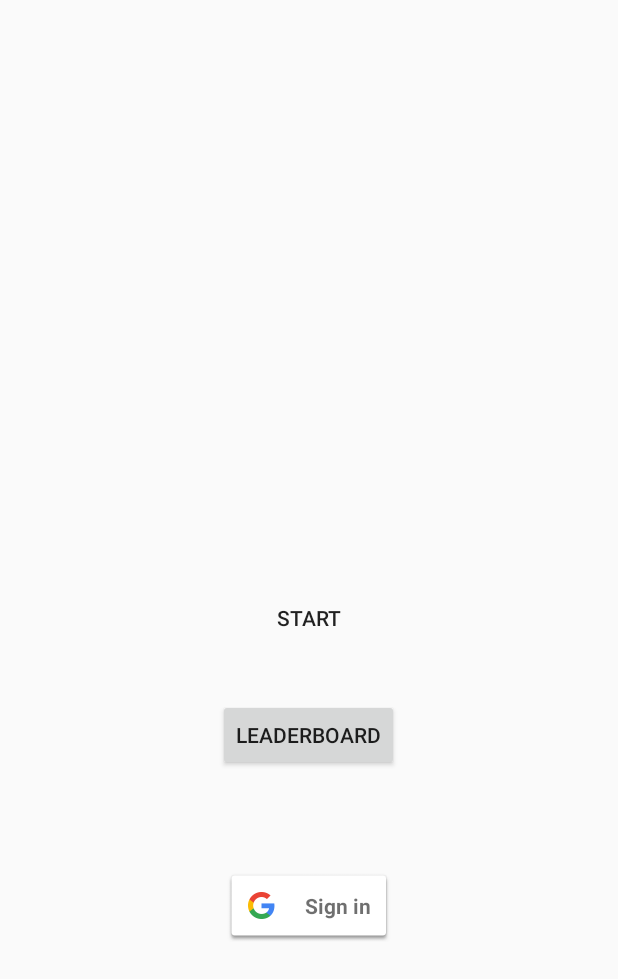
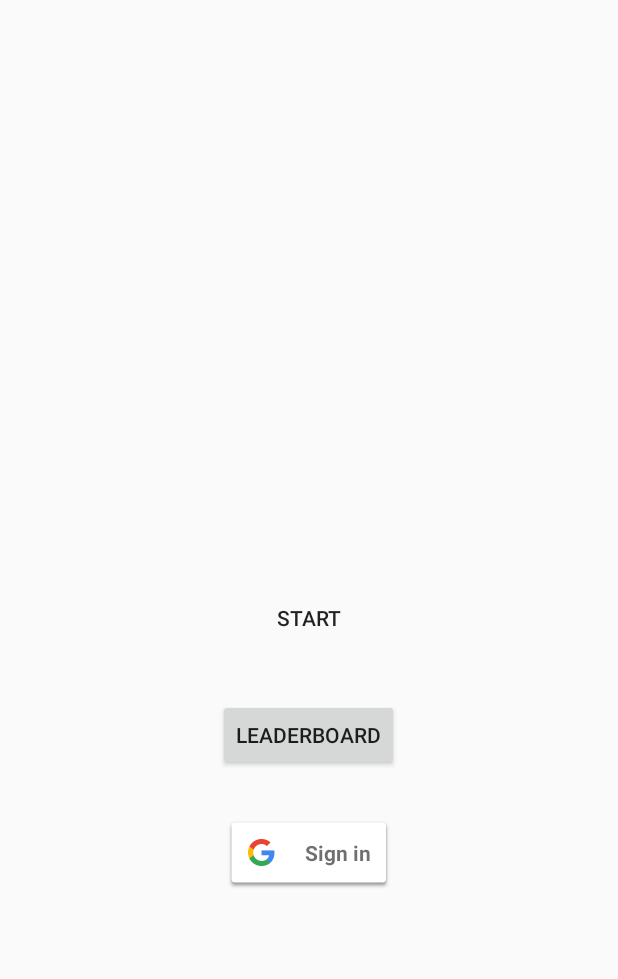
Before and after one commit to Ehtram/RollerBall, an Android app: the layout activity_menu.xml on its own in the app's theme, with its tools: preview values and no code run, on a phone screen of 412 x 824 dp. Shown: the top 979 px of the screen. Run offline under Robolectric (Android 15) with nearby library versions, the phone set to English and light mode, and no system bars.

Commit message:
Ready for merge

```diff
--- a/app/src/main/AndroidManifest.xml
+++ b/app/src/main/AndroidManifest.xml
@@ -30,8 +30,6 @@
         <activity android:name=".MainActivity" />
         <activity android:name=".choiceLevel" />
 
-        <activity android:name=".LeaderboardDisplay" />
-
     </application>
 
 </manifest>
--- a/app/src/main/res/layout/activity_menu.xml
+++ b/app/src/main/res/layout/activity_menu.xml
@@ -30,7 +30,7 @@
         android:id="@+id/sign_in_button"
         android:layout_width="wrap_content"
         android:layout_height="wrap_content"
-        android:layout_marginTop="65dp"
+        android:layout_marginTop="30dp"
         android:layout_below="@+id/buttonLeaderboard"
         android:layout_centerHorizontal="true" />
 
@@ -40,5 +40,8 @@
         android:layout_width="wrap_content"
         android:layout_height="wrap_content"
         android:text="Sign Out"
-        android:visibility="gone" />
+        android:visibility="gone"
+        android:layout_below="@id/buttonLeaderboard"
+        android:layout_marginTop="30dp"
+        android:layout_centerHorizontal="true"/>
 </RelativeLayout>
```
Also changed, not shown: app/src/main/java/iut63/iut/rollerball/Menu.java (+5 -29 lines).
